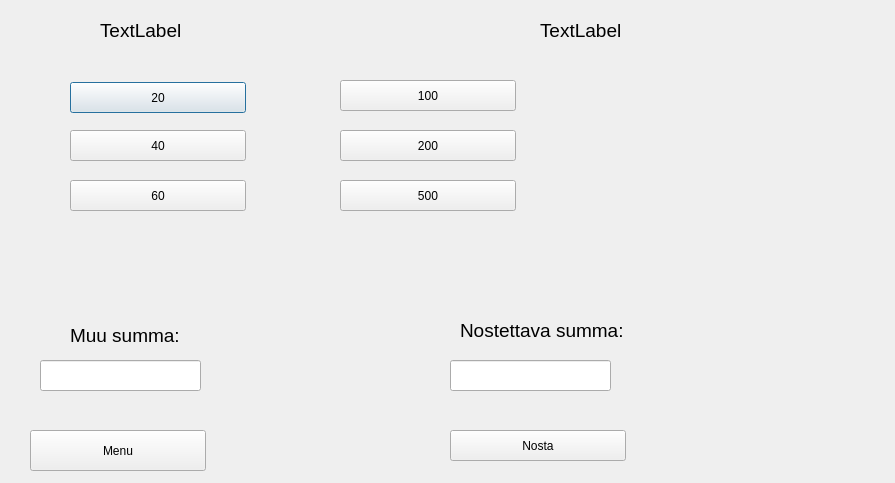
Before: the Qt Designer form bankautomat/nosto.ui in tvt21kmo-bank-project/group_3, drawn with Qt 5.
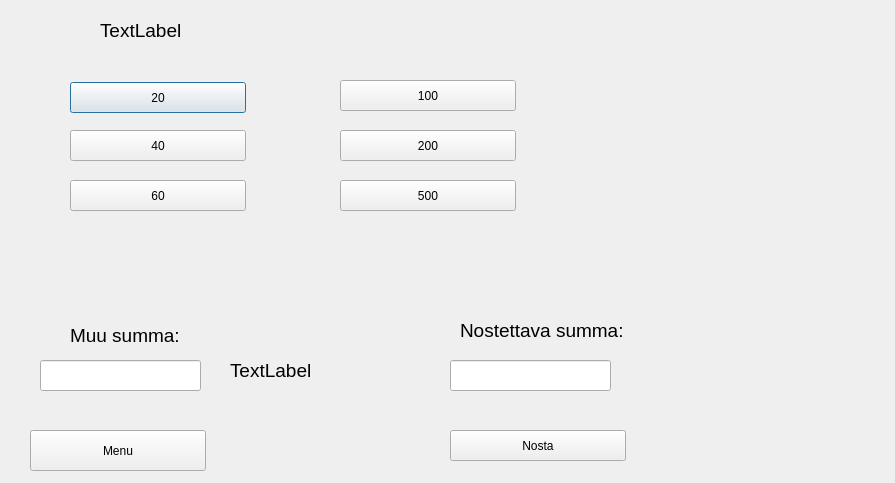
After: the same form once the commit is applied.

Commit message: nosto toimii debitissä lol

The edit to the form file:
```diff
--- a/bankautomat/nosto.ui
+++ b/bankautomat/nosto.ui
@@ -578,9 +578,9 @@
   <widget class="QLabel" name="lblkayttaja_2">
    <property name="geometry">
     <rect>
-     <x>540</x>
-     <y>20</y>
-     <width>331</width>
+     <x>230</x>
+     <y>360</y>
+     <width>151</width>
      <height>21</height>
     </rect>
    </property>
```
Left out of the diff: 2 changed lines with no effect on the pictures. The commit also changes 6 other files.
